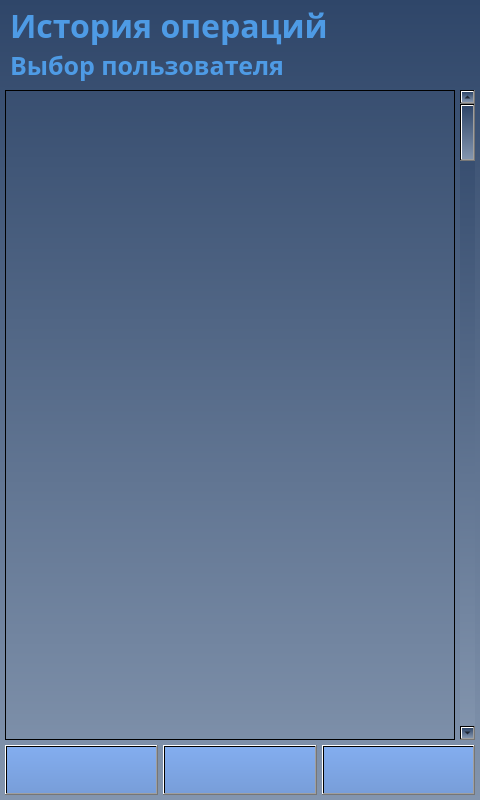
This is client/GUI/ui/screen_22_users.ui in komrade2801/AutoSklad as Qt 5 draws it before an edit. The edited form follows.
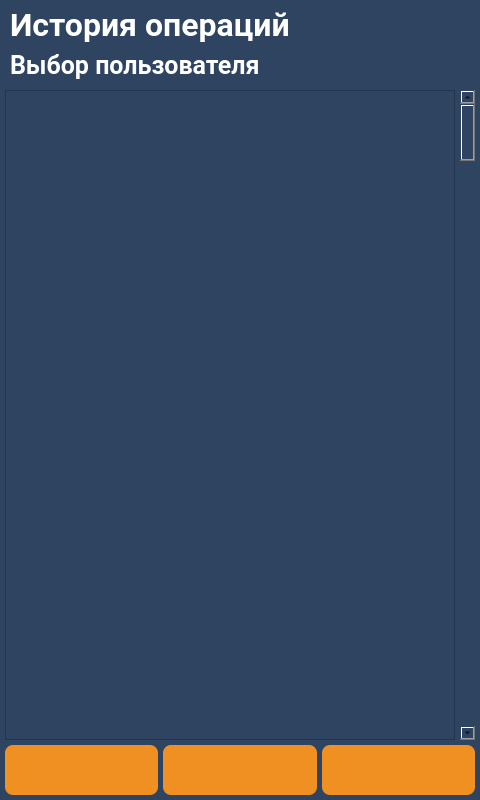
This is the edited form. Icons and pictures are not drawn.

Commit message: changed client UI style

The edit to the form file:
```diff
--- a/client/GUI/ui/screen_22_users.ui
+++ b/client/GUI/ui/screen_22_users.ui
@@ -14,7 +14,36 @@
    <string>screen_22_users</string>
   </property>
   <property name="styleSheet">
-   <string notr="true">background-color: qlineargradient(spread:pad, x1:0.5, y1:0, x2:0.5, y2:1, stop:0 rgba(47, 70, 105, 255), stop:1 rgba(131, 149, 174, 255));</string>
+   <string notr="true">QWidget{
+	background-color: #2e4461;
+}
+QLabel {
+	background: none;
+	color: #FFFFFF;
+	border-width: 0px;
+	border-radius: 0px;
+	font-family: &quot;Roboto&quot;, Sans-serif;
+}
+#background {
+	color: #FFFFFF;
+	background-color: #2e4461;
+	border-width: 2px;
+	border-style: groove;
+	border-color: #ff9923;
+	border-radius: 0px;
+	font-family: &quot;Roboto&quot;, Sans-serif;
+}
+QPushButton {
+	color: #FFFFFF;
+	background-color: #f09022;
+	border-width: 0px;
+	border-style: outset;
+	border-color: #EAA657;
+	border-radius: 8px;
+	font-weight: 600;
+    font-size: 25px;
+	font-family: &quot;Roboto&quot;, Sans-serif;
+}</string>
   </property>
   <widget class="QLabel" name="lbl_info_1">
    <property name="enabled">
@@ -30,7 +59,7 @@
    </property>
    <property name="font">
     <font>
-     <family>Arial Black</family>
+     <family>Roboto</family>
      <pointsize>24</pointsize>
      <weight>75</weight>
      <bold>true</bold>
@@ -39,10 +68,6 @@
    <property name="layoutDirection">
     <enum>Qt::LeftToRight</enum>
    </property>
-   <property name="styleSheet">
-    <string notr="true">color: rgb(78, 155, 229);
-background-color: qlineargradient(spread:pad, x1:0, y1:0, x2:1, y2:0, stop:0 rgba(0, 0, 0, 0), stop:1 rgba(255, 255, 255, 0));</string>
-   </property>
    <property name="text">
     <string>История операций</string>
    </property>
@@ -61,7 +86,7 @@
    </property>
    <property name="font">
     <font>
-     <family>Arial Black</family>
+     <family>Roboto</family>
      <pointsize>19</pointsize>
      <weight>75</weight>
      <bold>true</bold>
@@ -70,10 +95,6 @@
    <property name="layoutDirection">
     <enum>Qt::LeftToRight</enum>
    </property>
-   <property name="styleSheet">
-    <string notr="true">color: rgb(78, 155, 229);
-background-color: qlineargradient(spread:pad, x1:0, y1:0, x2:1, y2:0, stop:0 rgba(0, 0, 0, 0), stop:1 rgba(255, 255, 255, 0));</string>
-   </property>
    <property name="text">
     <string>Выбор пользователя</string>
    </property>
@@ -98,16 +119,12 @@
    </property>
    <property name="font">
     <font>
-     <family>Arial Black</family>
-     <pointsize>16</pointsize>
+     <family>Roboto</family>
+     <pointsize>-1</pointsize>
      <weight>75</weight>
      <bold>true</bold>
     </font>
    </property>
-   <property name="styleSheet">
-    <string notr="true">background-color: qlineargradient(spread:pad, x1:0.5, y1:0, x2:0.5, y2:1, stop:0 rgba(131, 173, 239, 255), stop:1 rgba(120, 158, 217, 255));
-color: rgb(0, 49, 114);</string>
-   </property>
    <property name="text">
     <string/>
    </property>
@@ -155,16 +172,12 @@
    </property>
    <property name="font">
     <font>
-     <family>Arial Black</family>
-     <pointsize>16</pointsize>
+     <family>Roboto</family>
+     <pointsize>-1</pointsize>
      <weight>75</weight>
      <bold>true</bold>
     </font>
    </property>
-   <property name="styleSheet">
-    <string notr="true">background-color: qlineargradient(spread:pad, x1:0.5, y1:0, x2:0.5, y2:1, stop:0 rgba(131, 173, 239, 255), stop:1 rgba(120, 158, 217, 255));
-color: rgb(0, 49, 114);</string>
-   </property>
    <property name="text">
     <string/>
    </property>
@@ -194,9 +207,6 @@
    <property name="whatsThis">
     <string>&lt;html&gt;&lt;head/&gt;&lt;body&gt;&lt;p&gt;&lt;br/&gt;&lt;/p&gt;&lt;/body&gt;&lt;/html&gt;</string>
    </property>
-   <property name="styleSheet">
-    <string notr="true">background-color: qlineargradient(spread:pad, x1:0, y1:0, x2:1, y2:0, stop:0 rgba(0, 0, 0, 0), stop:1 rgba(255, 255, 255, 0));</string>
-   </property>
   </widget>
   <widget class="QPushButton" name="btn_down">
    <property name="enabled">
@@ -218,16 +228,12 @@
    </property>
    <property name="font">
     <font>
-     <family>Arial Black</family>
-     <pointsize>16</pointsize>
+     <family>Roboto</family>
+     <pointsize>-1</pointsize>
      <weight>75</weight>
      <bold>true</bold>
     </font>
    </property>
-   <property name="styleSheet">
-    <string notr="true">background-color: qlineargradient(spread:pad, x1:0.5, y1:0, x2:0.5, y2:1, stop:0 rgba(131, 173, 239, 255), stop:1 rgba(120, 158, 217, 255));
-color: rgb(0, 49, 114);</string>
-   </property>
    <property name="text">
     <string/>
    </property>
```
The commit also changes 144 other files.
